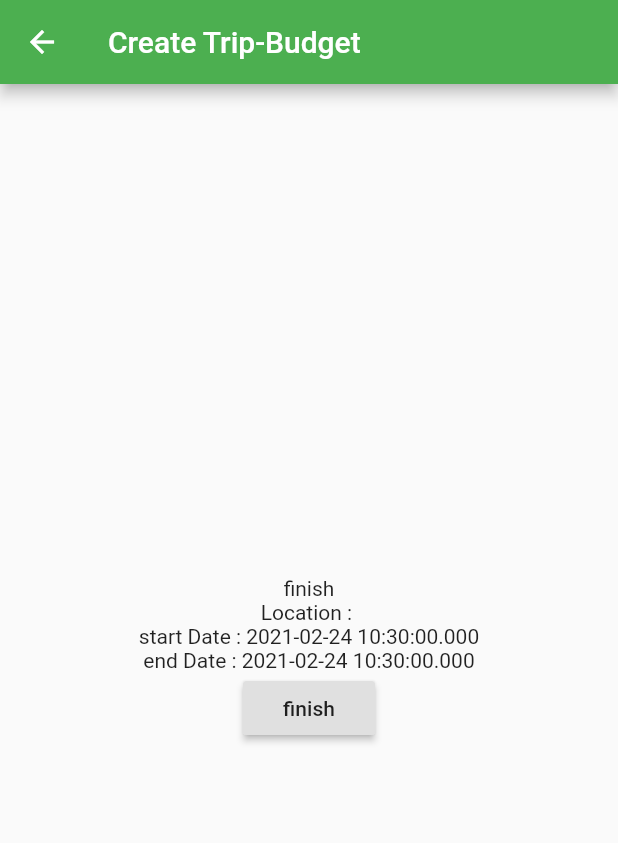
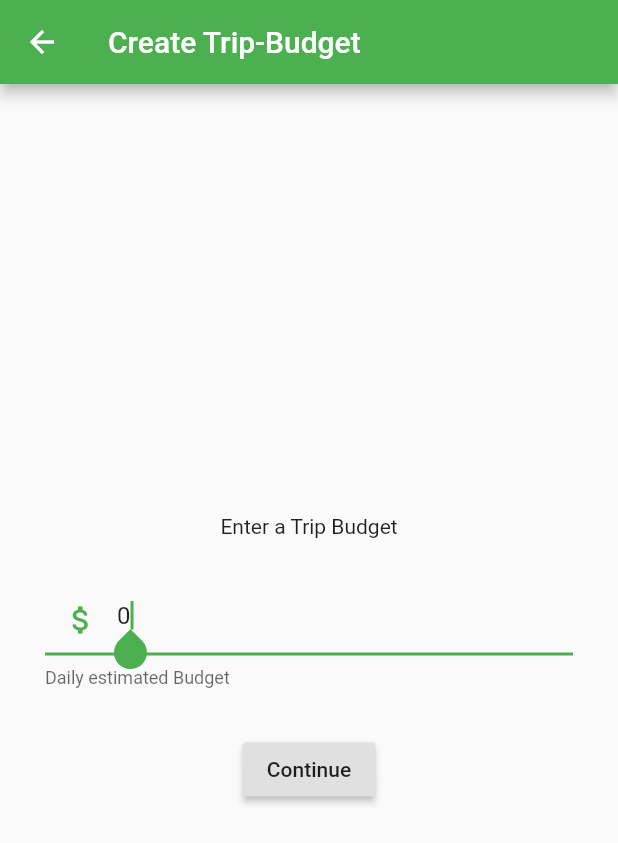
Before and after one commit to jagadeeshpodilapu/travel_budget, a Flutter app: the NewTripBudgetView screen opened directly with empty values, on a phone screen of 412 x 824 dp. Shown: the top 843 px of the screen. Run offline on Flutter 3.47's test engine with Material 2 defaults, Android fonts, the phone set to English and light mode, and no system bars; our stand-ins replace auth_buttons, auto_size_text, cloud_firestore, dio, firebase_auth, firebase_core and 2 more; missing offline and left inert: date_range_picker; accounts and stored records are empty.

Commit message:
wip budget page

```diff
--- a/lib/views/new_trips/budget_view.dart
+++ b/lib/views/new_trips/budget_view.dart
@@ -1,7 +1,8 @@
 import 'package:cloud_firestore/cloud_firestore.dart';
 import 'package:flutter/material.dart';
+import 'package:flutter/services.dart';
 import 'package:travel_budget/models/trip_model.dart';
-import 'package:travel_budget/widgets/provider_widget.dart';
+import 'package:travel_budget/views/new_trips/summary_view.dart';
 
 class NewTripBudgetView extends StatelessWidget {
   final db = FirebaseFirestore.instance;
@@ -11,6 +12,9 @@ class NewTripBudgetView extends StatelessWidget {
 
   @override
   Widget build(BuildContext context) {
+    TextEditingController _budgetController = TextEditingController();
+    _budgetController.text =
+        (trip.budget == null) ? "" : trip.budget.toStringAsFixed(0);
     return Scaffold(
       appBar: AppBar(
         title: Text("Create Trip-Budget "),
@@ -19,22 +23,33 @@ class NewTripBudgetView extends StatelessWidget {
         child: Column(
           mainAxisAlignment: MainAxisAlignment.center,
           children: [
-            Text("finish"),
-            Text("Location : ${trip.title}"),
-            Text("start Date : ${trip.startDate}"),
-            Text("end Date : ${trip.endDate}"),
+            Text("Enter a Trip Budget"),
+            Padding(
+              padding: const EdgeInsets.all(30.0),
+              child: TextField(
+                controller: _budgetController,
+                maxLines: 1,
+                decoration: InputDecoration(
+                    prefixIcon: Icon(Icons.attach_money),
+                    helperText: "Daily estimated Budget "),
+                keyboardType: TextInputType.numberWithOptions(decimal: false),
+                inputFormatters: [FilteringTextInputFormatter.digitsOnly],
+                autofocus: true,
+              ),
+            ),
             RaisedButton(
               onPressed: () async {
-                final uid = await Provider.of(context).auth.getCurrentUserId();
-                await db
-                    .collection("userData")
-                    .doc(uid)
-                    .collection("trips")
-                    .add(trip.toJson());
-
-                Navigator.of(context).popUntil((route) => route.isFirst);
+                trip.budget = (_budgetController.text == null)
+                    ? 0
+                    : double.parse(_budgetController.text);
+                Navigator.push(
+                  context,
+                  MaterialPageRoute(
+                    builder: (context) => NewTripSummaryView(trip: trip),
+                  ),
+                );
               },
-              child: Text("finish"),
+              child: Text("Continue"),
             )
           ],
         ),
```
Also changed, not shown: lib/views/new_trips/summary_view.dart (added, +44 -0 lines).
